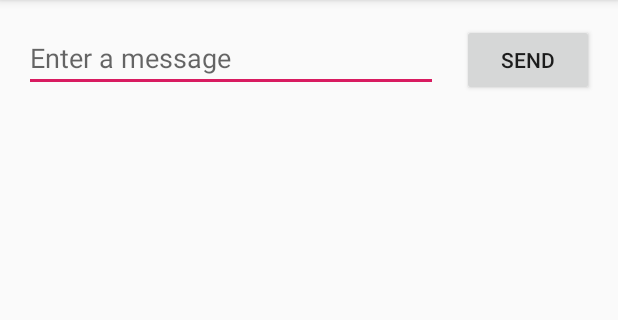
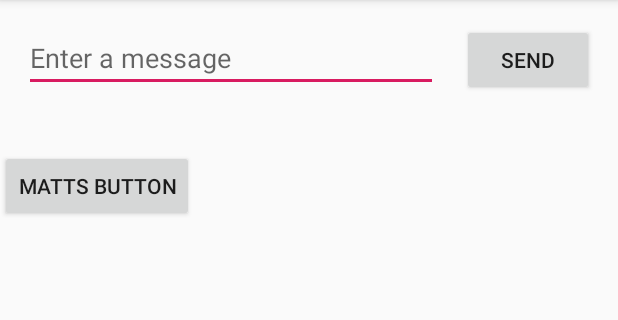
Before and after one commit to jschrack/Hello-World-Class, an Android app: the screen it shows after launch (MainActivity), on a phone screen of 412 x 824 dp, the part 84-404 px from its top. Run offline under Robolectric (Android 15) with nearby library versions, the phone set to English and light mode, and no system bars.

Commit message:
Add files via upload

```diff
--- a/MyFirstApp/app/src/main/res/layout/activity_main.xml
+++ b/MyFirstApp/app/src/main/res/layout/activity_main.xml
@@ -34,4 +34,13 @@
         app:layout_constraintEnd_toEndOf="parent"
         app:layout_constraintHorizontal_bias="0.5"
         app:layout_constraintStart_toEndOf="@+id/editText" />
+
+    <Button
+        android:id="@+id/button2"
+        android:layout_width="wrap_content"
+        android:layout_height="wrap_content"
+        android:layout_marginTop="100dp"
+        android:text="Matts button"
+        app:layout_constraintTop_toTopOf="parent"
+        tools:layout_editor_absoluteX="50dp" />
 </androidx.constraintlayout.widget.ConstraintLayout>
--- a/MyFirstApp/app/src/main/res/values/strings.xml
+++ b/MyFirstApp/app/src/main/res/values/strings.xml
@@ -5,4 +5,5 @@
     <string name="button_add">Add</string>
     <string name="Add_User">Enter a User</string>
     <string name="greetingForEros">Hello Eros, thanks for completing this tech exercise!</string>
+    <string name="matt_string">Hello Matt, how are you</string>
 </resources>
```
Also changed, not shown: MyFirstApp/app/src/main/java/com/example/myfirstapp/MainActivity.java (+8 -0 lines), 3 other files.
